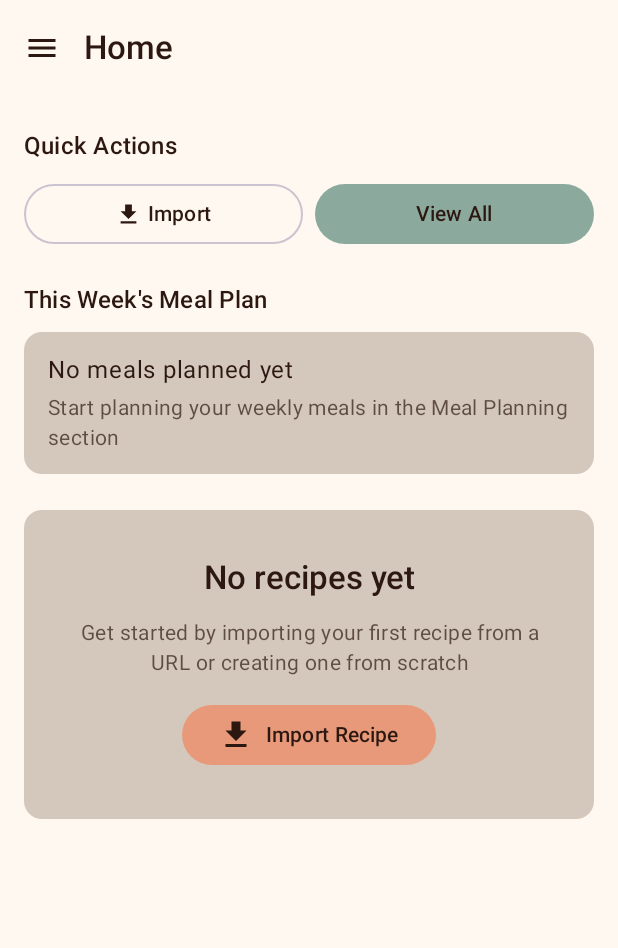
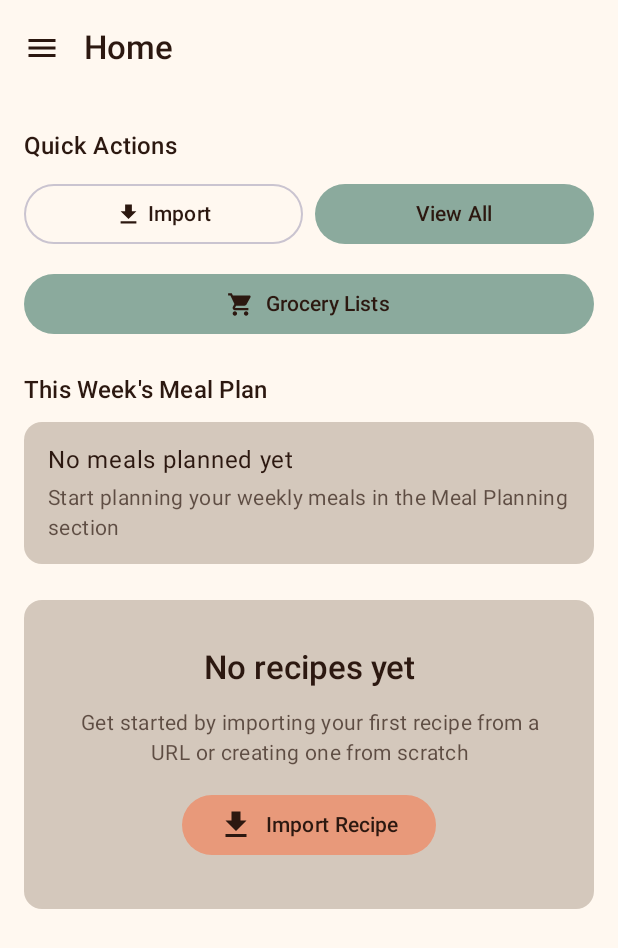
Before and after one commit to julia-lemire/recipe-index, an Android app built with Jetpack Compose: the screen it shows after launch (MainActivity), on a phone screen of 412 x 824 dp. Shown: the top 948 px of the screen. Run offline under Robolectric (Android 15) with nearby library versions, the phone set to English and light mode, and no system bars; our stand-ins replace Room's generated code, window size class; libraries missing offline, so code that uses them is left out: com.google.mlkit.vision, com.tom_roush.pdfbox, kotlinx.coroutines.tasks; pictures from the network do not load; 1 statement that could not run was skipped.

Commit message:
feat: Improve grocery list UX with Enter key support and home page quick access
- Add Enter key support for adding items in grocery list text field
  - Configure keyboard with ImeAction.Done
  - Handle onDone keyboard action to add items
  - Provides better keyboard-first user experience

- Add quick access button to Grocery Lists on home page
  - Add "Grocery Lists" button to Quick Actions section
  - Use ShoppingCart icon for consistency
  - Wire up navigation to grocery lists screen

- Import keyboard action/options for text input handling

🤖 Generated with [Claude Code](https://claude.com/claude-code)

Co-Authored-By: Claude <noreply@anthropic.com>

```diff
--- a/app/src/main/java/com/recipeindex/app/ui/Navigation.kt
+++ b/app/src/main/java/com/recipeindex/app/ui/Navigation.kt
@@ -80,6 +80,9 @@ fun RecipeIndexNavigation(
                 },
                 onNavigateToRecipes = {
                     navController.navigate(Screen.RecipeIndex.route)
+                },
+                onNavigateToGroceryLists = {
+                    navController.navigate(Screen.GroceryLists.route)
                 },
                 onNavigateToRecipeDetail = { recipeId ->
                     navController.navigate(Screen.RecipeDetail.createRoute(recipeId))
--- a/app/src/main/java/com/recipeindex/app/ui/screens/HomeScreen.kt
+++ b/app/src/main/java/com/recipeindex/app/ui/screens/HomeScreen.kt
@@ -7,6 +7,7 @@ import androidx.compose.foundation.lazy.items
 import androidx.compose.material.icons.Icons
 import androidx.compose.material.icons.filled.Download
 import androidx.compose.material.icons.filled.Menu
+import androidx.compose.material.icons.filled.ShoppingCart
 import androidx.compose.material3.*
 import androidx.compose.runtime.Composable
 import androidx.compose.runtime.collectAsState
@@ -39,6 +40,7 @@ fun HomeScreen(
     onNavigateToImport: () -> Unit = {},
     onNavigateToCreate: () -> Unit = {},
     onNavigateToRecipes: () -> Unit = {},
+    onNavigateToGroceryLists: () -> Unit = {},
     onNavigateToRecipeDetail: (Long) -> Unit = {},
     onNavigateToMealPlanDetail: (Long) -> Unit = {},
     onToggleFavorite: (Long, Boolean) -> Unit = { _, _ -> },
@@ -102,7 +104,8 @@ fun HomeScreen(
                     item {
                         QuickActionsSection(
                             onImportClick = onNavigateToImport,
-                            onViewAllClick = onNavigateToRecipes
+                            onViewAllClick = onNavigateToRecipes,
+                            onGroceryListClick = onNavigateToGroceryLists
                         )
                     }
 
@@ -163,7 +166,8 @@ fun HomeScreen(
 @Composable
 private fun QuickActionsSection(
     onImportClick: () -> Unit,
-    onViewAllClick: () -> Unit
+    onViewAllClick: () -> Unit,
+    onGroceryListClick: () -> Unit
 ) {
     Column(
         verticalArrangement = Arrangement.spacedBy(12.dp)
@@ -197,6 +201,20 @@ private fun QuickActionsSection(
             ) {
                 Text("View All")
             }
+        }
+
+        // Grocery List quick access
+        FilledTonalButton(
+            onClick = onGroceryListClick,
+            modifier = Modifier.fillMaxWidth()
+        ) {
+            Icon(
+                Icons.Default.ShoppingCart,
+                contentDescription = null,
+                modifier = Modifier.size(18.dp)
+            )
+            Spacer(Modifier.width(8.dp))
+            Text("Grocery Lists")
         }
     }
 }
```
Also changed, not shown: app/src/main/java/com/recipeindex/app/ui/screens/GroceryListDetailScreen.kt (+13 -1 lines).
